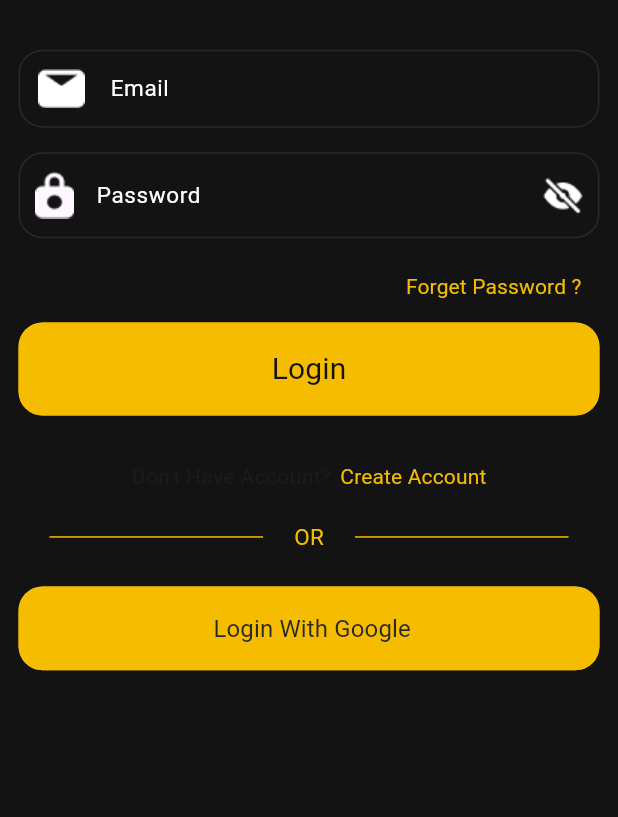
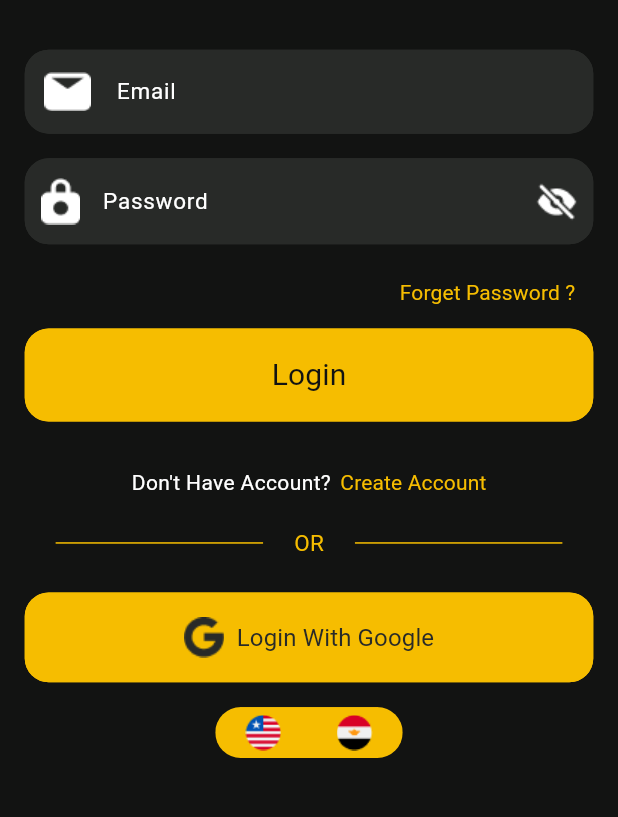
Before and after one commit to IslamRamzy444/graduation_project_movies, a Flutter app: the screen it shows after launch, on a phone screen of 412 x 824 dp, the part 247-1064 px from its top. Run offline on Flutter 3.47's test engine with Material 3 defaults, Android fonts, the phone set to English and light mode, and no system bars; drawn by our look-alikes of toggle_switch; our stand-ins replace google_fonts.

Commit message:
fixed some errors in reusable widgets and handled UI in login

```diff
--- a/lib/ui/auth/login/login_screen.dart
+++ b/lib/ui/auth/login/login_screen.dart
@@ -1,5 +1,6 @@
 import 'package:flutter/material.dart';
 import 'package:graduation_project_movies/utils/app_colors.dart';
+import 'package:toggle_switch/toggle_switch.dart';
 
 import '../../../l10n/app_localizations.dart';
 import '../../../utils/app_assets.dart';
@@ -19,7 +20,7 @@ class LoginScreen extends StatelessWidget {
     return Scaffold(
       body: SafeArea(
         child: Padding(
-          padding: EdgeInsets.symmetric(horizontal: screenSize.width * 0.03),
+          padding: EdgeInsets.symmetric(horizontal: screenSize.width * 0.04),
           child: SingleChildScrollView(
             child: Column(
               //crossAxisAlignment: CrossAxisAlignment.stretch,
@@ -55,9 +56,11 @@ class LoginScreen extends StatelessWidget {
                         ),
                         hintText: AppLocalizations.of(context)!.email,
                         keyboardType: TextInputType.emailAddress,
+                        labelStyle: AppStyles.regular16WhiteRoboto,
                       ),
                       SizedBox(height: screenSize.height * 0.02),
                       CustomTextField(
+                        labelStyle: AppStyles.regular16WhiteRoboto,
                         obscureText: true,
                         validator: (text) {
                           if (text == null || text.isEmpty) {
@@ -73,7 +76,7 @@ class LoginScreen extends StatelessWidget {
                         hintStyle: AppStyles.regular15WhiteRoboto,
                         prefixIcon: Image.asset(
                           AppAssets.passwordIcon,
-                          color: Theme.of(context).cardColor,
+                          color: AppColors.whiteColor,
                         ),
                         hintText: AppLocalizations.of(context)!.password,
                         suffixIcon: Image.asset(
@@ -88,7 +91,7 @@ class LoginScreen extends StatelessWidget {
                         mainAxisAlignment: MainAxisAlignment.end,
                         children: [
                           TextButton(
-                            style: ButtonStyle(),
+                            // style: ButtonStyle(),
                             onPressed: () {
                               //TODO: Navigate to forget password screen
                             },
@@ -114,7 +117,7 @@ class LoginScreen extends StatelessWidget {
                         children: [
                           Text(
                             AppLocalizations.of(context)!.do_not_have_account,
-                            style: Theme.of(context).textTheme.bodyMedium,
+                            style: AppStyles.regular14WhiteRoboto,
                           ),
                           SizedBox(width: screenSize.width * 0.015),
                           TextButton(
@@ -174,44 +177,41 @@ class LoginScreen extends StatelessWidget {
                   ),
                 ),
                 SizedBox(height: screenSize.height * 0.02),
-                // Row(
-                //   mainAxisAlignment: MainAxisAlignment.center,
-                //   children: [
-                //     ToggleSwitch(
-                //       changeOnTap: true,
-                //       customWidgets: [
-                //         Image.asset(AppAssets.enIcon),
-                //         Image.asset(AppAssets.egIcon),
-                //       ],
-                //       radiusStyle: true,
-                //       curve: Curves.fastLinearToSlowEaseIn,
-                //       animate: true,
-                //       minWidth: screenSize.width * 0.2,
-                //       minHeight: screenSize.width * 0.1,
-                //       initialLabelIndex: languageProvider.appLanguage == 'en'
-                //           ? 0
-                //           : 1,
-                //       cornerRadius: screenSize.width * 0.5,
-                //       activeFgColor: Colors.white,
-                //       inactiveBgColor: Colors.transparent,
-                //       inactiveFgColor: Colors.white,
-                //       totalSwitches: 2,
-                //       borderColor: [AppColors.primaryLight],
-                //       dividerColor: Colors.transparent,
-                //       activeBgColors: [
-                //         [Colors.blue, Colors.lightBlueAccent],
-                //         [Colors.red, Colors.black],
-                //       ],
-                //       onToggle: (index) {
-                //         if (index == 0) {
-                //           languageProvider.changeLanguage('en');
-                //         } else if (index == 1) {
-                //           languageProvider.changeLanguage('ar');
-                //         }
-                //       },
-                //     ),
-                //   ],
-                // ),
+                Row(
+                  mainAxisAlignment: MainAxisAlignment.center,
+                  children: [
+                    ToggleSwitch(
+                      changeOnTap: true,
+                      customWidgets: [
+                        Image.asset(AppAssets.usaFlagIcon,
+                            width: 24, height: 24),
+                        Image.asset(AppAssets.egFlagIcon,
+                            width: 24, height: 24),
+                      ],
+                      minWidth: 60,
+                      minHeight: 30,
+                      initialLabelIndex: 1,
+                      cornerRadius: 30.0,
+                      radiusStyle: true,
+                      borderWidth: 2.0,
+                      borderColor: [AppColors.primaryColor],
+                      dividerColor: Colors.transparent,
+                      activeFgColor: Colors.white,
+                      inactiveBgColor: Colors.transparent,
+                      activeBgColors: [
+                        [AppColors.primaryColor],
+                        [AppColors.primaryColor],
+                      ],
+                      onToggle: (index) {
+                        // if (index == 0) {
+                        //   languageProvider.changeLanguage('en');
+                        // } else {
+                        //   languageProvider.changeLanguage('ar');
+                        // }
+                      },
+                    ),
+                  ],
+                )
               ],
             ),
           ),
--- a/lib/ui/widgets/custom_Elevated_button.dart
+++ b/lib/ui/widgets/custom_Elevated_button.dart
@@ -11,10 +11,8 @@ class CustomElevatedButton extends StatelessWidget {
   VoidCallback onPressed;
   Widget? leadingIcon;
   MainAxisAlignment rowMainAxesAlignment;
-  bool isDateAndTime;
 
   CustomElevatedButton({
-    this.isDateAndTime = false,
     this.rowMainAxesAlignment = MainAxisAlignment.center,
     super.key,
     this.leadingIcon,
@@ -49,7 +47,8 @@ class CustomElevatedButton extends StatelessWidget {
         child: Row(
           mainAxisAlignment: rowMainAxesAlignment,
           children: [
-            if (leadingIcon != null) SizedBox(width: screenSize.width * 0.01),
+            (leadingIcon != null) ? leadingIcon! : SizedBox(),
+            if (leadingIcon != null) SizedBox(width: screenSize.width * 0.02),
             Text(
               buttonText,
               style: buttonTextStyle ?? AppStyles.regular20BlackRoboto,
--- a/lib/ui/widgets/custom_text_form_field.dart
+++ b/lib/ui/widgets/custom_text_form_field.dart
@@ -19,7 +19,7 @@ class CustomTextField extends StatelessWidget {
   bool obscureText;
   String? obscuringCharacter;
   int? maxLines;
-
+  Color? filledColor;
   CustomTextField({
     this.maxLines,
     this.obscuringCharacter,
@@ -35,6 +35,7 @@ class CustomTextField extends StatelessWidget {
     this.prefixIcon,
     this.suffixIcon,
     this.validator,
+    this.filledColor,
   });
 
   @override
@@ -42,6 +43,8 @@ class CustomTextField extends StatelessWidget {
     return TextFormField(
       maxLines: maxLines ?? 1,
       decoration: InputDecoration(
+        filled: true,
+        fillColor: filledColor ?? AppColors.darkGreyColor,
         prefixIcon: prefixIcon,
         suffixIcon: suffixIcon,
         hintStyle: hintStyle ?? AppStyles.regular16WhiteRoboto,
@@ -63,7 +66,7 @@ class CustomTextField extends StatelessWidget {
       keyboardType: keyboardType,
       obscureText: obscureText,
       obscuringCharacter: obscuringCharacter ?? '.',
-      style: Theme.of(context).textTheme.bodySmall,
+      style: AppStyles.regular16WhiteRoboto,
     );
   }
 
--- a/lib/utils/app_assets.dart
+++ b/lib/utils/app_assets.dart
@@ -1,7 +1,7 @@
 class AppAssets {
   static const topLoginLogo = 'assets/images/top_logo.png';
   static const emailIcon = 'assets/images/email_icon.png';
-  static const googleIcon = 'assets/images/google_icon.svg';
+  static const googleIcon = 'assets/images/google_icon.png';
   static const passwordIcon = 'assets/images/password_icon.png';
   static const usaFlagIcon = 'assets/images/usa_flag_icon.png';
   static const egFlagIcon = 'assets/images/eg_flag_icon.png';
```
Also changed, not shown: assets/images/google_icon.png (added), assets/images/google_icon.svg (deleted).
